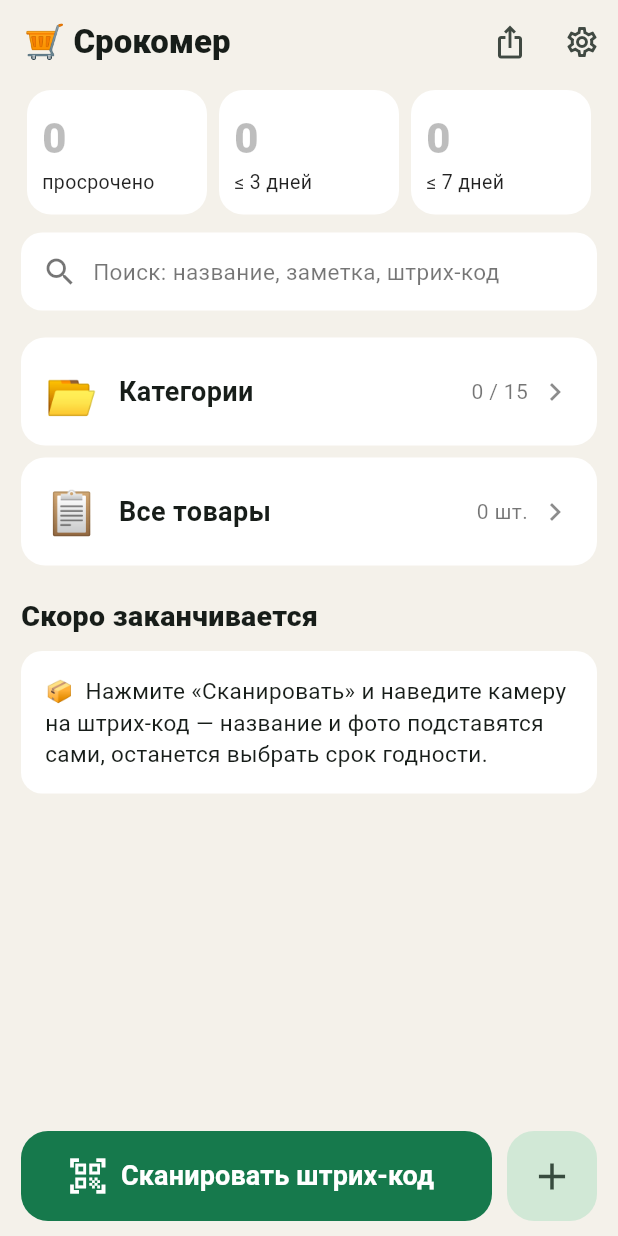
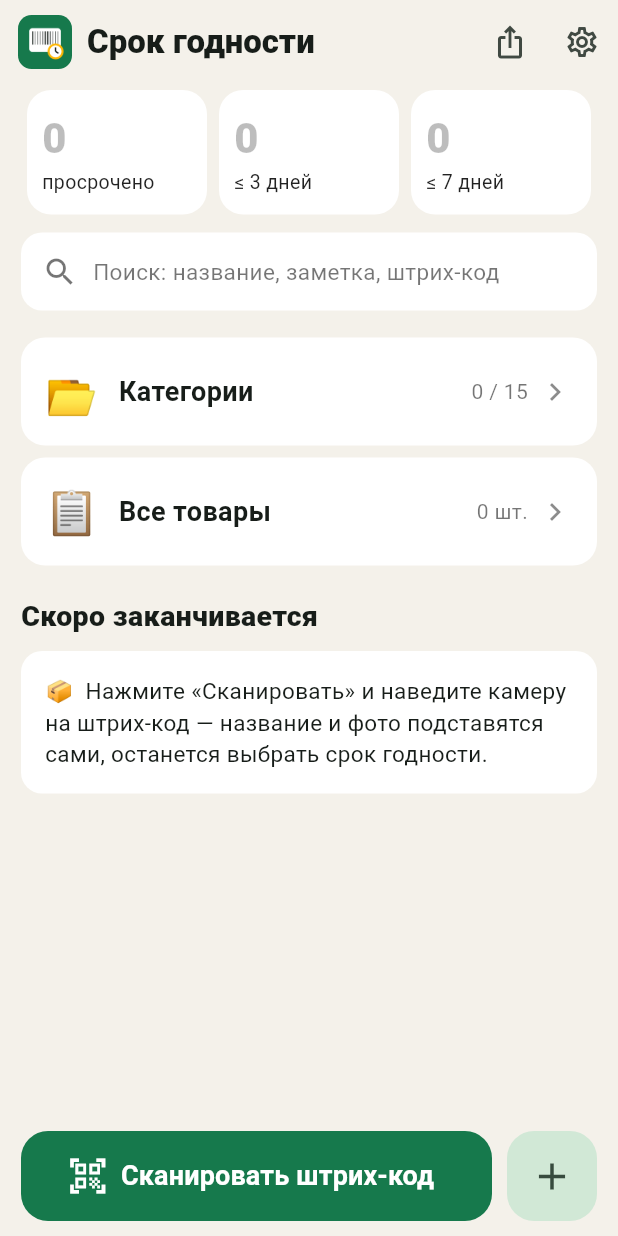
Before and after one commit to dl74284014-eng/srokomer, a Flutter app: the screen it shows after launch, on a phone screen of 412 x 824 dp. Run offline on Flutter 3.47's test engine with Material 3 defaults, Android fonts, the phone set to English and light mode, and no system bars; our stand-ins replace image_picker, share_plus; missing offline and left inert: excel, google_mlkit_text_recognition, mobile_scanner.

Commit message:
Значок и название «Срок годности» / «유통기한» вместо «Срокомер»
Co-Authored-By: Claude Opus 5.5 <noreply@anthropic.com>
Claude-Session: https://claude.ai/code/session_01HyoCSdhvTXgCMhVqQdiCeE

```diff
--- a/lib/l10n.dart
+++ b/lib/l10n.dart
@@ -33,7 +33,7 @@ String leftText(int? dl) {
 }
 
 const _ru = <String, String>{
-  'app': 'Срокомер',
+  'app': 'Срок годности',
   'expired': 'просрочено',
   'le3': '≤ 3 дней',
   'le7': '≤ 7 дней',
@@ -160,7 +160,7 @@ const _ru = <String, String>{
   'export_title': 'Выгрузить список',
   'export_sub': 'Файл можно сохранить, отправить в KakaoTalk, на почту и т. д.',
   'export_empty': 'Список пуст — нечего выгружать',
-  'export_doc_title': 'Срокомер — список товаров',
+  'export_doc_title': 'Срок годности — список товаров',
   'act_edit': 'Редактировать',
   'act_date': 'Изменить срок годности',
   'act_batch': 'Добавить ещё партию (другой срок)',
@@ -180,7 +180,7 @@ const _ru = <String, String>{
 };
 
 const _ko = <String, String>{
-  'app': '유통기한 체크',
+  'app': '유통기한',
   'expired': '기한 지남',
   'le3': '3일 이내',
   'le7': '7일 이내',
@@ -304,7 +304,7 @@ const _ko = <String, String>{
   'export_title': '목록 내보내기',
   'export_sub': '파일을 저장하거나 카카오톡, 메일 등으로 보낼 수 있습니다.',
   'export_empty': '목록이 비어 있습니다',
-  'export_doc_title': '유통기한 체크 — 상품 목록',
+  'export_doc_title': '유통기한 — 상품 목록',
   'act_edit': '수정',
   'act_date': '유통기한 변경',
   'act_batch': '같은 상품 추가 (다른 기한)',
--- a/lib/main.dart
+++ b/lib/main.dart
@@ -30,7 +30,7 @@ class SrokomerApp extends StatelessWidget {
     return ListenableBuilder(
       listenable: store,
       builder: (context, _) => MaterialApp(
-        title: 'Срокомер',
+        title: isKo ? '유통기한' : 'Срок годности',
         debugShowCheckedModeBanner: false,
         theme: ThemeData(
           useMaterial3: true,
@@ -163,7 +163,15 @@ class _HomePageState extends State<HomePage> with WidgetsBindingObserver {
   Widget build(BuildContext context) {
     return Scaffold(
       appBar: AppBar(
-        title: Text(isKo ? '🛒 유통기한 체크' : '🛒 Срокомер', style: const TextStyle(fontWeight: FontWeight.w800)),
+        titleSpacing: 12,
+        title: Row(children: [
+          ClipRRect(
+            borderRadius: BorderRadius.circular(9),
+            child: Image.asset('assets/icon.png', width: 36, height: 36),
+          ),
+          const SizedBox(width: 10),
+          Text(isKo ? '유통기한' : 'Срок годности', style: const TextStyle(fontWeight: FontWeight.w800)),
+        ]),
         actions: [
           ListenableBuilder(
             listenable: syncer,
--- a/pubspec.yaml
+++ b/pubspec.yaml
@@ -33,3 +33,5 @@ flutter_launcher_icons:
 
 flutter:
   uses-material-design: true
+  assets:
+    - assets/icon.png
```
Also changed, not shown: 1 other file.
